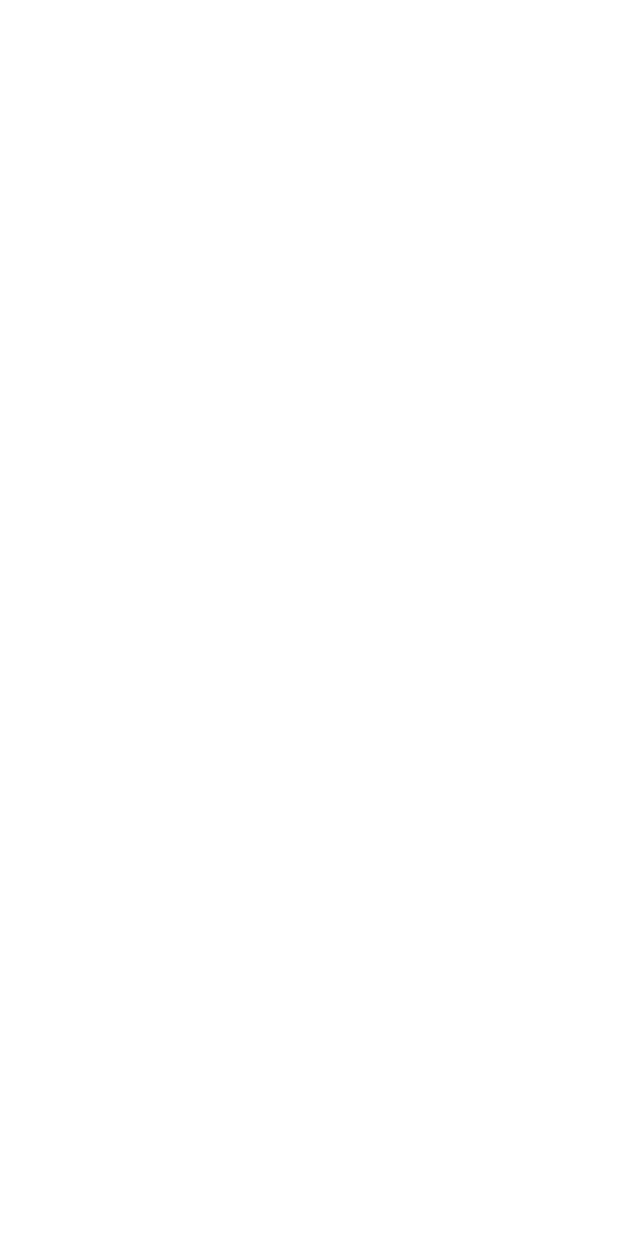
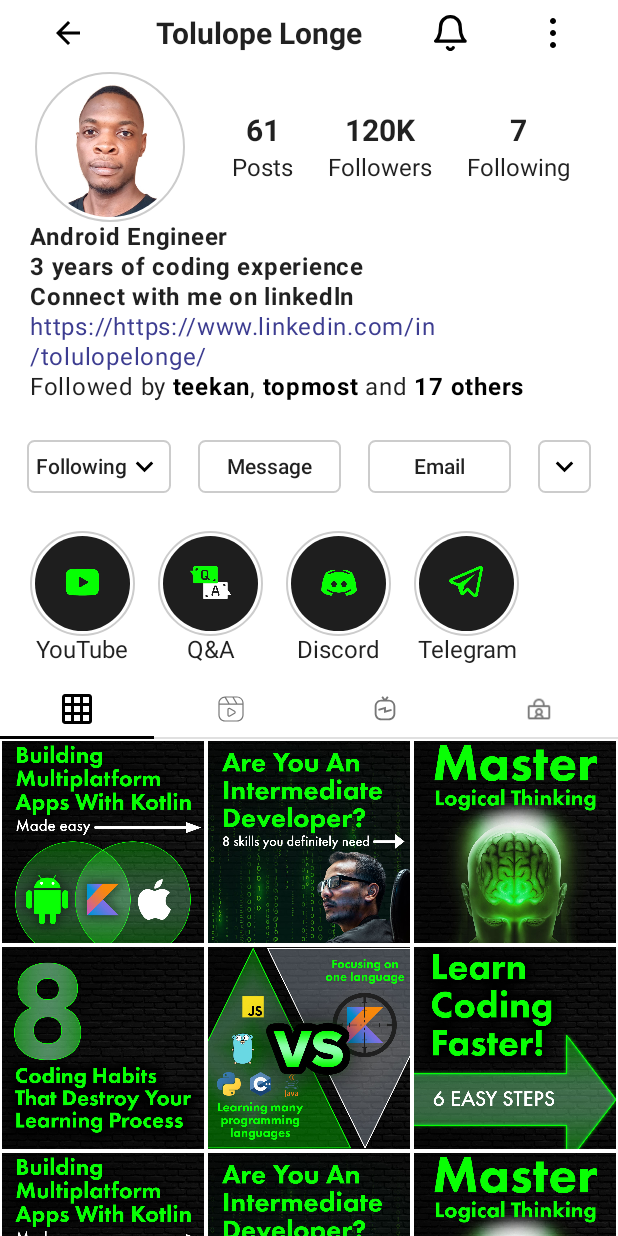
Before and after one commit to tolulonge/InstagramProfileUI-Compose, an Android app built with Jetpack Compose: the screen it shows after launch (MainActivity), on a phone screen of 412 x 824 dp. Before the commit the screen is empty. Run offline under Robolectric (Android 15) with nearby library versions, the phone set to English and light mode, and no system bars; 1 statement that could not run was skipped.

Commit message:
ui setup completed

```diff
--- /dev/null
+++ b/app/src/main/java/com/tolulonge/composeinstagramprofileui/ImageWithText.kt
@@ -0,0 +1,8 @@
+package com.tolulonge.composeinstagramprofileui
+
+import androidx.compose.ui.graphics.painter.Painter
+
+data class ImageWithText(
+    val image: Painter,
+    val text: String
+)
--- a/app/src/main/java/com/tolulonge/composeinstagramprofileui/MainActivity.kt
+++ b/app/src/main/java/com/tolulonge/composeinstagramprofileui/MainActivity.kt
@@ -17,6 +17,7 @@ class MainActivity : ComponentActivity() {
         super.onCreate(savedInstanceState)
         setContent {
             ComposeInstagramProfileUITheme {
+                ProfileScreen()
             }
         }
     }
--- /dev/null
+++ b/app/src/main/java/com/tolulonge/composeinstagramprofileui/ProfileScreen.kt
@@ -0,0 +1,459 @@
+package com.tolulonge.composeinstagramprofileui
+
+import androidx.compose.foundation.ExperimentalFoundationApi
+import androidx.compose.foundation.Image
+import androidx.compose.foundation.border
+import androidx.compose.foundation.layout.*
+import androidx.compose.foundation.lazy.GridCells
+import androidx.compose.foundation.lazy.LazyRow
+import androidx.compose.foundation.lazy.LazyVerticalGrid
+import androidx.compose.foundation.shape.CircleShape
+import androidx.compose.foundation.shape.RoundedCornerShape
+import androidx.compose.material.Icon
+import androidx.compose.material.Tab
+import androidx.compose.material.TabRow
+import androidx.compose.material.Text
+import androidx.compose.material.icons.Icons
+import androidx.compose.material.icons.filled.ArrowBack
+import androidx.compose.material.icons.filled.KeyboardArrowDown
+import androidx.compose.runtime.*
+import androidx.compose.ui.Alignment
+import androidx.compose.ui.Modifier
+import androidx.compose.ui.draw.clip
+import androidx.compose.ui.draw.scale
+import androidx.compose.ui.graphics.Color
+import androidx.compose.ui.graphics.painter.Painter
+import androidx.compose.ui.graphics.vector.ImageVector
+import androidx.compose.ui.layout.ContentScale
+import androidx.compose.ui.res.painterResource
+import androidx.compose.ui.text.SpanStyle
+import androidx.compose.ui.text.buildAnnotatedString
+import androidx.compose.ui.text.font.FontWeight
+import androidx.compose.ui.text.style.TextAlign
+import androidx.compose.ui.text.style.TextOverflow
+import androidx.compose.ui.unit.dp
+import androidx.compose.ui.unit.sp
+
+@Composable
+fun ProfileScreen(){
+    var selectedTabIndex by remember {
+        mutableStateOf(0)
+    }
+    Column(modifier = Modifier
+        .fillMaxSize()
+
+    ) {
+    TopBar(name = "Tolulope Longe", modifier = Modifier.padding(10.dp))
+    Spacer(modifier = Modifier.height(4.dp))
+    ProfileSection()
+    Spacer(modifier = Modifier.height(25.dp))
+    ButtonSection(modifier = Modifier.fillMaxWidth())
+    Spacer(modifier = Modifier.height(25.dp))
+    HighLightSection(
+            modifier = Modifier
+                .fillMaxWidth()
+                .padding(horizontal = 20.dp),
+            highLights = listOf(
+                ImageWithText(
+                    image = painterResource(id = R.drawable.youtube),
+                    text = "YouTube"
+                ),
+                ImageWithText(
+                    image = painterResource(id = R.drawable.qa),
+                    text = "Q&A"
+                ),
+                ImageWithText(
+                    image = painterResource(id = R.drawable.discord),
+                    text = "Discord"
+                ),
+                ImageWithText(
+                    image = painterResource(id = R.drawable.telegram),
+                    text = "Telegram"
+                )
+            ))
+        Spacer(modifier = Modifier.height(10.dp))
+        PostTabView(
+            imageWithTexts = listOf(
+                ImageWithText(
+                    image = painterResource(id = R.drawable.ic_grid),
+                    text = "Posts"
+                ),
+                ImageWithText(
+                    image = painterResource(id = R.drawable.ic_reels),
+                    text = "Reels"
+                ),
+                ImageWithText(
+                    image = painterResource(id = R.drawable.ic_igtv),
+                    text = "IGTV"
+                ),
+                ImageWithText(
+                    image = painterResource(id = R.drawable.profile),
+                    text = "Profile"
+                ),
+            )
+        ) {
+            selectedTabIndex = it
+        }
+        when(selectedTabIndex) {
+            0 -> PostSection(
+                posts = listOf(
+                    painterResource(id = R.drawable.kmm),
+                    painterResource(id = R.drawable.intermediate_dev),
+                    painterResource(id = R.drawable.master_logical_thinking),
+                    painterResource(id = R.drawable.bad_habits),
+                    painterResource(id = R.drawable.multiple_languages),
+                    painterResource(id = R.drawable.learn_coding_fast),
+                    painterResource(id = R.drawable.kmm),
+                    painterResource(id = R.drawable.intermediate_dev),
+                    painterResource(id = R.drawable.master_logical_thinking),
+                    painterResource(id = R.drawable.bad_habits),
+                    painterResource(id = R.drawable.multiple_languages),
+                    painterResource(id = R.drawable.learn_coding_fast),
+                ),
+                modifier = Modifier.fillMaxWidth()
+            )
+        }
+    }
+}
+
+@Composable
+fun TopBar(
+    name: String,
+    modifier: Modifier = Modifier
+) {
+    Row(
+        verticalAlignment = Alignment.CenterVertically,
+        horizontalArrangement = Arrangement.SpaceAround,
+        modifier = modifier
+            .fillMaxWidth()
+    ) {
+        Icon(
+            imageVector = Icons.Default.ArrowBack ,
+            contentDescription = "Back",
+            tint = Color.Black,
+            modifier = Modifier.size(24.dp)
+            )
+        Text(
+            text = name,
+            overflow = TextOverflow.Ellipsis,
+            fontWeight = FontWeight.Bold,
+            fontSize = 20.sp
+        )
+        Icon(
+            painter = painterResource(id = R.drawable.ic_bell) ,
+            contentDescription = "Back",
+            tint = Color.Black,
+            modifier = Modifier.size(24.dp)
+        )
+        Icon(
+            painter = painterResource(id = R.drawable.ic_dotmenu) ,
+            contentDescription = "Back",
+            tint = Color.Black,
+            modifier = Modifier.size(20.dp)
+        )
+
+    }
+}
+
+@Composable
+fun ProfileSection(
+    modifier: Modifier = Modifier
+) {
+    Column(modifier = modifier.fillMaxWidth()) {
+        Row(
+            verticalAlignment = Alignment.CenterVertically,
+            modifier = Modifier
+                .fillMaxWidth()
+                .padding(horizontal = 20.dp)
+        ) {
+            RoundImage(image = painterResource(id = R.drawable.tolu), modifier = Modifier
+                .size(100.dp)
+                .weight(3f)
+            )
+            Spacer(modifier = Modifier.width(16.dp))
+            StatSection(modifier = Modifier.weight(7f))
+        }
+        ProfileDescription(
+            displayName = "Android Engineer",
+            description = "3 years of coding experience\n" +
+                    "Connect with me on linkedln" ,
+            url = "https://https://www.linkedin.com/in/tolulopelonge/",
+            followedBy = listOf("teekan","topmost"),
+            otherCount = 17
+        )
+    }
+}
+
+@Composable
+fun RoundImage(
+    image: Painter,
+    modifier: Modifier
+) {
+    Image(
+        painter = image, contentDescription = null,
+        modifier = modifier
+            .aspectRatio(1f, matchHeightConstraintsFirst = true)
+            .border(
+                width = 1.dp,
+                color = Color.LightGray,
+                shape = CircleShape
+            )
+            .padding(3.dp)
+            .clip(CircleShape)
+    )
+}
+
+@Composable
+fun StatSection(modifier: Modifier = Modifier) {
+    Row(verticalAlignment = Alignment.CenterVertically,
+    horizontalArrangement = Arrangement.SpaceAround,
+    modifier = modifier) {
+        ProfileStat(numberText = "61", text = "Posts")
+        ProfileStat(numberText = "120K", text = "Followers")
+        ProfileStat(numberText = "7", text = "Following")
+    }
+}
+
+@Composable
+fun ProfileStat(
+    numberText: String,
+    text: String,
+    modifier: Modifier = Modifier
+) {
+    Column(verticalArrangement = Arrangement.Center,
+    horizontalAlignment = Alignment.CenterHorizontally) {
+
+        Text(
+            text = numberText,
+            fontWeight = FontWeight.Bold,
+            fontSize = 20.sp
+        )
+        Spacer(modifier = Modifier.height(4.dp))
+        Text(text = text)
+    }
+
+}
+
+@Composable
+fun ProfileDescription(
+    displayName: String,
+    description: String,
+    url: String,
+    followedBy: List<String>,
+    otherCount: Int
+){
+    val letterSpacing = 0.5.sp
+    val lineHeight = 20.sp
+    Column(modifier = Modifier
+        .fillMaxWidth()
+        .padding(horizontal = 20.dp)) {
+        Text(text = displayName,
+        fontWeight = FontWeight.Bold,
+        letterSpacing = letterSpacing,
+        lineHeight = lineHeight
+        )
+        Text(text = description,
+            fontWeight = FontWeight.Bold,
+            letterSpacing = letterSpacing,
+            lineHeight = lineHeight
+        )
+        Text(text = url,
+            color = Color(0xFF3D3D91),
+            letterSpacing = letterSpacing,
+            lineHeight = lineHeight
+        )
+        if(followedBy.isNotEmpty()){
+            Text(text = buildAnnotatedString {
+                val boldStyle = SpanStyle(
+                    color = Color.Black,
+                    fontWeight = FontWeight.Bold
+                )
+                append("Followed by ")
+                followedBy.forEachIndexed {
+                    index, name ->
+                    pushStyle(boldStyle)
+                    append(name)
+                    pop()
+                    if(index < followedBy.size - 1){
+                        append(", ")
+                    }
+                }
+                if(otherCount > 2){
+                    append(" and ")
+                    pushStyle(boldStyle)
+                    append("$otherCount others")
+                }
+            },
+                letterSpacing = letterSpacing,
+                lineHeight = lineHeight
+            )
+        }
+    }
+}
+
+@Composable
+fun ButtonSection(
+    modifier: Modifier = Modifier
+) {
+    val minWidth = 95.dp
+    val height = 35.dp
+
+    Row(horizontalArrangement = Arrangement.SpaceEvenly,
+    modifier = modifier) {
+        ActionButton(
+            text = "Following",
+            icon = Icons.Default.KeyboardArrowDown,
+            modifier = Modifier
+                .defaultMinSize(minWidth = minWidth)
+                .height(height)
+        )
+        ActionButton(
+            text = "Message",
+            modifier = Modifier
+                .defaultMinSize(minWidth = minWidth)
+                .height(height)
+        )
+        ActionButton(
+            text = "Email",
+            modifier = Modifier
+                .defaultMinSize(minWidth = minWidth)
+                .height(height)
+        )
+        ActionButton(
+            icon = Icons.Default.KeyboardArrowDown,
+            modifier = Modifier
+                .height(height)
+        )
+    }
+}
+
+@Composable
+fun ActionButton(
+    modifier: Modifier = Modifier,
+    text: String? = null,
+    icon: ImageVector? = null
+) {
+    Row(
+        horizontalArrangement = Arrangement.Center,
+    verticalAlignment = Alignment.CenterVertically,
+        modifier = modifier
+            .border(
+                width = 1.dp,
+                color = Color.LightGray,
+                shape = RoundedCornerShape(5.dp)
+            )
+            .padding(6.dp)
+    ) {
+        if (text != null) {
+            Text(text = text,
+            fontWeight = FontWeight.SemiBold,
+                fontSize = 14.sp
+            )
+        }
+        if(icon != null){
+            Icon(
+                imageVector = icon,
+                contentDescription = null,
+                tint = Color.Black
+            )
+        }
+
+    }
+}
+
+@Composable
+fun HighLightSection(
+    modifier: Modifier,
+    highLights: List<ImageWithText>
+) {
+    LazyRow(
+        modifier = modifier
+    ){
+        items(highLights.size) {
+            Column(
+                horizontalAlignment = Alignment.CenterHorizontally,
+                verticalArrangement = Arrangement.Center,
+                modifier = Modifier
+                    .padding(end = 15.dp)
+            )
+            {
+                RoundImage(
+                    image = highLights[it].image,
+                    modifier = Modifier.size(70.dp)
+                )
+
+                Text(
+                    text = highLights[it].text,
+                    overflow = TextOverflow.Ellipsis,
+                    textAlign = TextAlign.Center
+                )
+
+            }
+        }
+    }
+}
+
+@Composable
+fun PostTabView(
+    modifier: Modifier = Modifier,
+    imageWithTexts: List<ImageWithText>,
+    onTabSelected: (selectedIndex: Int) -> Unit
+) {
+    var selectedTabIndex by remember {
+        mutableStateOf(0)
+    }
+
+    val inactiveColor = Color(0xFF777777)
+    TabRow(
+        selectedTabIndex = selectedTabIndex,
+        backgroundColor = Color.Transparent,
+        contentColor = Color.Black,
+        modifier = modifier
+    ) {
+        imageWithTexts.forEachIndexed {
+            index, item ->
+            Tab(
+                selected = selectedTabIndex == index,
+                unselectedContentColor = inactiveColor,
+                selectedContentColor = Color.Black,
+                onClick = {
+                    selectedTabIndex = index
+                    onTabSelected(index)
+                }) {
+                Icon(
+                    painter = item.image,
+                    contentDescription = item.text,
+                    tint = if(selectedTabIndex == index) Color.Black else inactiveColor,
+                    modifier = Modifier
+                        .padding(10.dp)
+                        .size(20.dp)
+                )
+            }
+        }
+    }
+}
+
+@OptIn(ExperimentalFoundationApi::class)
+@Composable
+fun PostSection(
+    posts: List<Painter>,
+    modifier: Modifier = Modifier
+) {
+    LazyVerticalGrid(
+        cells = GridCells.Fixed(3),
+        modifier = modifier
+            .scale(1.01f)
+        ){
+        items(posts.size){
+            Image(painter = posts[it], contentDescription = null,
+            contentScale = ContentScale.Crop,
+            modifier = Modifier
+                .aspectRatio(1f)
+                .border(
+                    width = 1.dp,
+                    color = Color.White
+                )
+                )
+        }
+    }
+}
```
Also changed, not shown: app/src/main/res/drawable/tolu.jpeg (added).
